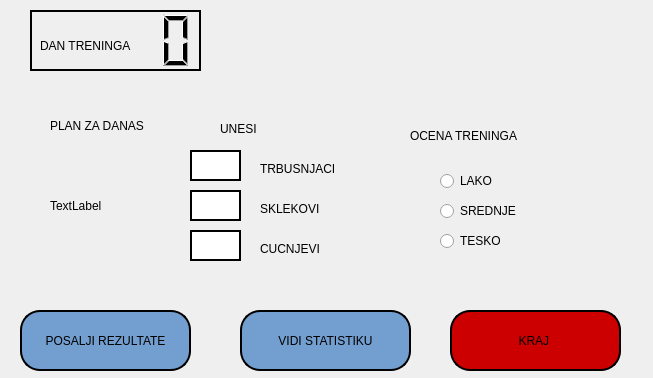
Above: code/drugiprozor.ui from MATF-RS19/RS006-daily-trainer before the change. Below: the same form after it.
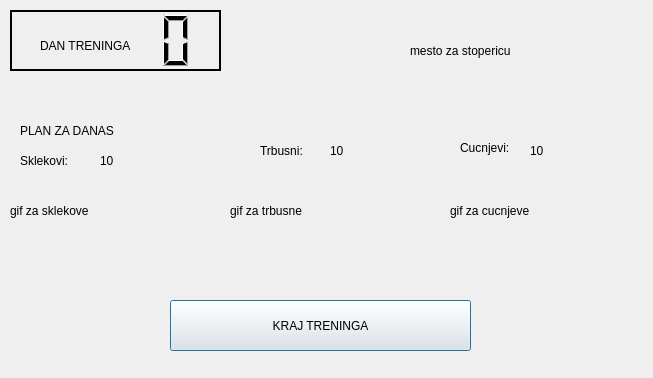
That is the form after the change.

```diff
--- a/code/drugiprozor.ui
+++ b/code/drugiprozor.ui
@@ -13,32 +13,12 @@
   <property name="windowTitle">
    <string>Dialog</string>
   </property>
-  <widget class="QPushButton" name="pushButton_2">
-   <property name="geometry">
-    <rect>
-     <x>240</x>
-     <y>310</y>
-     <width>171</width>
-     <height>61</height>
-    </rect>
-   </property>
-   <property name="styleSheet">
-    <string notr="true">background-color : rgb(114, 159, 207);
-border-style: solid;
-border-color: black;
-border-width: 2px;
-border-radius: 20px;</string>
-   </property>
-   <property name="text">
-    <string>VIDI STATISTIKU</string>
-   </property>
-  </widget>
   <widget class="QLCDNumber" name="lcdNumber">
    <property name="geometry">
     <rect>
-     <x>30</x>
+     <x>10</x>
      <y>10</y>
-     <width>171</width>
+     <width>211</width>
      <height>61</height>
     </rect>
    </property>
@@ -52,92 +32,27 @@
   <widget class="QLabel" name="label_2">
    <property name="geometry">
     <rect>
-     <x>50</x>
-     <y>90</y>
+     <x>20</x>
+     <y>110</y>
      <width>131</width>
-     <height>71</height>
+     <height>41</height>
     </rect>
    </property>
    <property name="text">
     <string>PLAN ZA DANAS</string>
    </property>
   </widget>
-  <widget class="QRadioButton" name="radioButton_3">
-   <property name="geometry">
-    <rect>
-     <x>440</x>
-     <y>230</y>
-     <width>117</width>
-     <height>22</height>
-    </rect>
-   </property>
-   <property name="text">
-    <string>TESKO</string>
-   </property>
-  </widget>
-  <widget class="QPushButton" name="pushButton_3">
-   <property name="geometry">
-    <rect>
-     <x>450</x>
-     <y>310</y>
-     <width>171</width>
-     <height>61</height>
-    </rect>
-   </property>
-   <property name="styleSheet">
-    <string notr="true">background-color : rgb(204, 0, 0);
-border-style: solid;
-border-color: black;
-border-width: 2px;
-border-radius: 20px;</string>
-   </property>
-   <property name="text">
-    <string>KRAJ </string>
-   </property>
-  </widget>
   <widget class="QLabel" name="label_4">
    <property name="geometry">
     <rect>
-     <x>50</x>
+     <x>20</x>
      <y>150</y>
-     <width>91</width>
-     <height>111</height>
+     <width>81</width>
+     <height>21</height>
     </rect>
    </property>
    <property name="text">
-    <string>TextLabel</string>
-   </property>
-  </widget>
-  <widget class="QTextEdit" name="textEdit">
-   <property name="geometry">
-    <rect>
-     <x>190</x>
-     <y>150</y>
-     <width>51</width>
-     <height>31</height>
-    </rect>
-   </property>
-   <property name="styleSheet">
-    <string notr="true">border-style: solid;
-border-color: black;
-border-width: 2px;
-border-radius: 20px;</string>
-   </property>
-  </widget>
-  <widget class="QTextEdit" name="textEdit_2">
-   <property name="geometry">
-    <rect>
-     <x>190</x>
-     <y>190</y>
-     <width>51</width>
-     <height>31</height>
-    </rect>
-   </property>
-   <property name="styleSheet">
-    <string notr="true">border-style: solid;
-border-color: black;
-border-width: 2px;
-border-radius: 20px;</string>
+    <string>Sklekovi:</string>
    </property>
   </widget>
   <widget class="QLabel" name="label_3">
@@ -145,7 +60,7 @@
     <rect>
      <x>40</x>
      <y>20</y>
-     <width>251</width>
+     <width>111</width>
      <height>51</height>
     </rect>
    </property>
@@ -156,128 +71,131 @@
   <widget class="QLabel" name="label_7">
    <property name="geometry">
     <rect>
-     <x>260</x>
-     <y>200</y>
-     <width>91</width>
-     <height>17</height>
+     <x>10</x>
+     <y>180</y>
+     <width>111</width>
+     <height>61</height>
     </rect>
    </property>
    <property name="text">
-    <string>SKLEKOVI</string>
-   </property>
-  </widget>
-  <widget class="QTextEdit" name="textEdit_3">
-   <property name="geometry">
-    <rect>
-     <x>190</x>
-     <y>230</y>
-     <width>51</width>
-     <height>31</height>
-    </rect>
-   </property>
-   <property name="styleSheet">
-    <string notr="true">border-style: solid;
-border-color: black;
-border-width: 2px;
-border-radius: 20px;</string>
+    <string>gif za sklekove</string>
    </property>
   </widget>
   <widget class="QPushButton" name="pushButton">
    <property name="geometry">
     <rect>
-     <x>20</x>
-     <y>310</y>
-     <width>171</width>
-     <height>61</height>
+     <x>170</x>
+     <y>300</y>
+     <width>301</width>
+     <height>51</height>
     </rect>
    </property>
-   <property name="styleSheet">
-    <string notr="true">background-color : rgb(114, 159, 207);
-border-style: solid;
-border-color: black;
-border-width: 2px;
-border-radius: 20px;</string>
-   </property>
    <property name="text">
-    <string>POSALJI REZULTATE</string>
-   </property>
-  </widget>
-  <widget class="QRadioButton" name="radioButton_2">
-   <property name="geometry">
-    <rect>
-     <x>440</x>
-     <y>200</y>
-     <width>117</width>
-     <height>22</height>
-    </rect>
-   </property>
-   <property name="text">
-    <string>SREDNJE</string>
-   </property>
-  </widget>
-  <widget class="QRadioButton" name="radioButton">
-   <property name="geometry">
-    <rect>
-     <x>440</x>
-     <y>170</y>
-     <width>117</width>
-     <height>22</height>
-    </rect>
-   </property>
-   <property name="text">
-    <string>LAKO</string>
+    <string>KRAJ TRENINGA</string>
    </property>
   </widget>
   <widget class="QLabel" name="label_6">
    <property name="geometry">
     <rect>
      <x>260</x>
-     <y>160</y>
-     <width>101</width>
-     <height>17</height>
+     <y>140</y>
+     <width>81</width>
+     <height>21</height>
     </rect>
    </property>
    <property name="text">
-    <string>TRBUSNJACI</string>
+    <string>Trbusni: </string>
    </property>
   </widget>
-  <widget class="QLabel" name="label">
+  <widget class="QLabel" name="label_7">
    <property name="geometry">
     <rect>
-     <x>410</x>
-     <y>110</y>
-     <width>161</width>
-     <height>51</height>
+     <x>460</x>
+     <y>140</y>
+     <width>81</width>
+     <height>16</height>
     </rect>
    </property>
    <property name="text">
-    <string>OCENA TRENINGA</string>
-   </property>
-  </widget>
-  <widget class="QLabel" name="label_5">
-   <property name="geometry">
-    <rect>
-     <x>220</x>
-     <y>120</y>
-     <width>67</width>
-     <height>17</height>
-    </rect>
-   </property>
-   <property name="text">
-    <string>UNESI </string>
+    <string>Cucnjevi: </string>
    </property>
   </widget>
   <widget class="QLabel" name="label_8">
    <property name="geometry">
     <rect>
-     <x>260</x>
-     <y>240</y>
-     <width>81</width>
-     <height>17</height>
+     <x>230</x>
+     <y>180</y>
+     <width>111</width>
+     <height>61</height>
     </rect>
    </property>
    <property name="text">
-    <string>CUCNJEVI</string>
+    <string>gif za trbusne</string>
+   </property>
+  </widget>
+  <widget class="QLabel" name="label_9">
+   <property name="geometry">
+    <rect>
+     <x>450</x>
+     <y>180</y>
+     <width>111</width>
+     <height>61</height>
+    </rect>
+   </property>
+   <property name="text">
+    <string>gif za cucnjeve</string>
+   </property>
+  </widget>
+  <widget class="QLabel" name="label_10">
+   <property name="geometry">
+    <rect>
+     <x>410</x>
+     <y>20</y>
+     <width>151</width>
+     <height>61</height>
+    </rect>
+   </property>
+   <property name="text">
+    <string>mesto za stopericu</string>
+   </property>
+  </widget>
+  <widget class="QLabel" name="label_11">
+   <property name="geometry">
+    <rect>
+     <x>100</x>
+     <y>150</y>
+     <width>51</width>
+     <height>21</height>
+    </rect>
+   </property>
+   <property name="text">
+    <string>10</string>
+   </property>
+  </widget>
+  <widget class="QLabel" name="label_12">
+   <property name="geometry">
+    <rect>
+     <x>330</x>
+     <y>140</y>
+     <width>51</width>
+     <height>21</height>
+    </rect>
+   </property>
+   <property name="text">
+    <string>10</string>
+   </property>
+  </widget>
+  <widget class="QLabel" name="label_13">
+   <property name="geometry">
+    <rect>
+     <x>530</x>
+     <y>140</y>
+     <width>51</width>
+     <height>21</height>
+    </rect>
+   </property>
+   <property name="text">
+    <string>10</string>
    </property>
   </widget>
  </widget>
```
Left out of the diff: 2 changed lines with no effect on the pictures.
